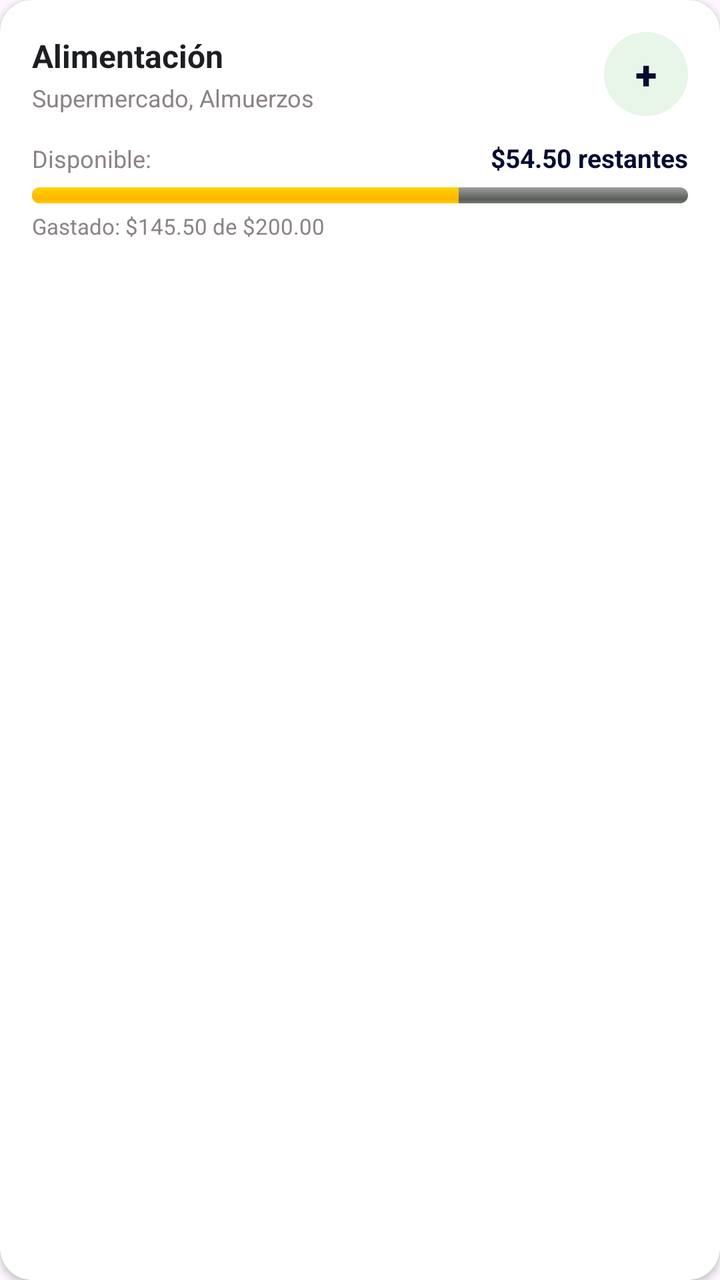
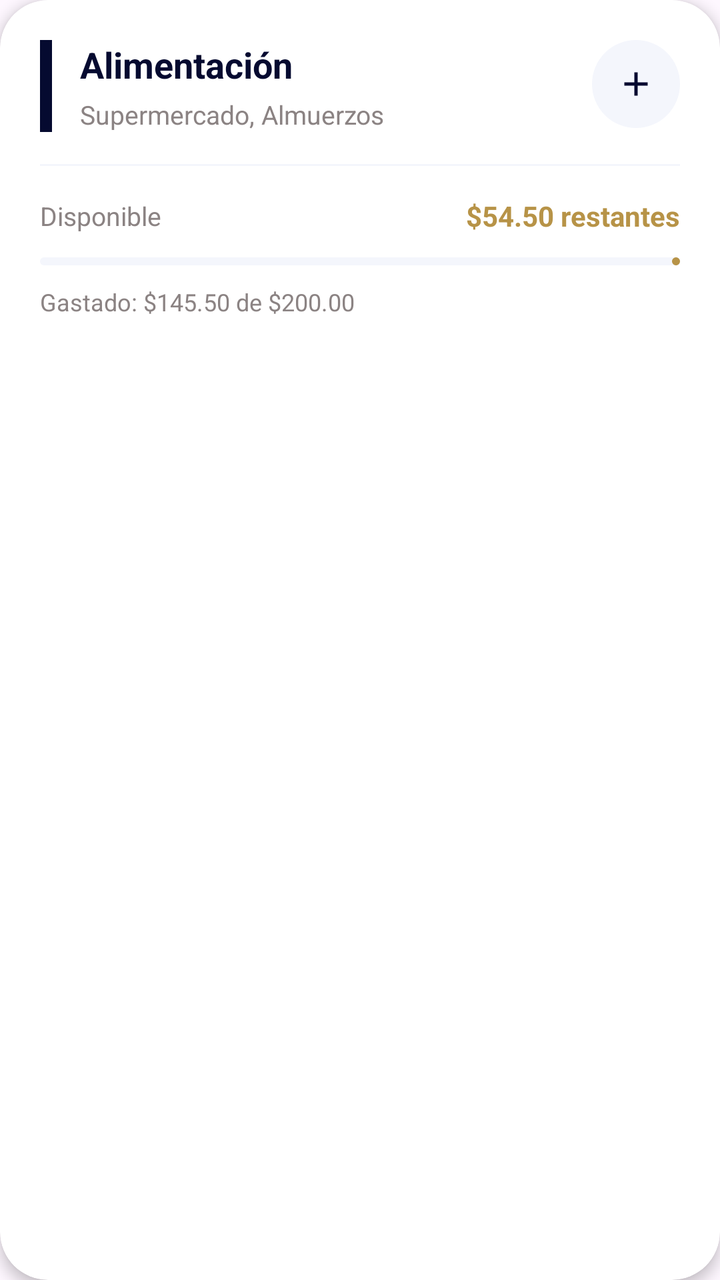

The first picture is an Android layout as it rendered before a commit; the second is the same layout after the commit. The layout source and the unified diff follow.
<!-- AndroidManifest.xml: application theme Theme.WalletApp -->
<!-- res/layout/item_categoria.xml -->
<?xml version="1.0" encoding="utf-8"?>
<androidx.cardview.widget.CardView
    xmlns:android="http://schemas.android.com/apk/res/android"
    xmlns:app="http://schemas.android.com/apk/res-auto"
    android:layout_width="match_parent"
    android:layout_height="wrap_content"
    android:layout_marginHorizontal="2dp"
    android:layout_marginVertical="6dp"
    app:cardCornerRadius="16dp"
    app:cardElevation="2dp"
    app:cardBackgroundColor="@color/card_background">

    <LinearLayout
        android:layout_width="match_parent"
        android:layout_height="wrap_content"
        android:orientation="vertical"
        android:padding="16dp">

        <LinearLayout
            android:layout_width="match_parent"
            android:layout_height="wrap_content"
            android:orientation="horizontal"
            android:gravity="center_vertical">

            <LinearLayout
                android:layout_width="0dp"
                android:layout_height="wrap_content"
                android:layout_weight="1"
                android:orientation="vertical">

                <TextView
                    android:id="@+id/tv_nombre_categoria"
                    android:layout_width="wrap_content"
                    android:layout_height="wrap_content"
                    android:text="Alimentación"
                    android:textSize="16sp"
                    android:textStyle="bold"
                    android:textColor="@color/text_primary" />

                <TextView
                    android:id="@+id/tv_tipo_categoria"
                    android:layout_width="wrap_content"
                    android:layout_height="wrap_content"
                    android:text="Supermercado, Almuerzos"
                    android:textSize="12sp"
                    android:textColor="@color/text_secondary"
                    android:layout_marginTop="2dp" />
            </LinearLayout>

            <com.google.android.material.button.MaterialButton
                android:id="@+id/btn_anadir_gasto"
                style="@style/Widget.Material3.Button.TonalButton"
                android:layout_width="42dp"
                android:layout_height="42dp"
                android:insetTop="0dp"
                android:insetBottom="0dp"
                android:insetLeft="0dp"
                android:insetRight="0dp"
                android:padding="0dp"
                android:text="+"
                android:textSize="20sp"
                android:textStyle="bold"
                app:cornerRadius="21dp"
                app:backgroundTint="#E8F5E9"
                android:textColor="@color/primary_emerald" />
        </LinearLayout>

        <LinearLayout
            android:layout_width="match_parent"
            android:layout_height="wrap_content"
            android:orientation="horizontal"
            android:layout_marginTop="12dp">

            <TextView
                android:layout_width="0dp"
                android:layout_height="wrap_content"
                android:layout_weight="1"
                android:text="Disponible:"
                android:textSize="12sp"
                android:textColor="@color/text_secondary" />

            <TextView
                android:id="@+id/tv_presupuesto_categoria"
                android:layout_width="wrap_content"
                android:layout_height="wrap_content"
                android:text="$54.50 restantes"
                android:textSize="13sp"
                android:textStyle="bold"
                android:textColor="@color/primary_emerald" />
        </LinearLayout>

        <ProgressBar
            android:id="@+id/pb_categoria_progreso"
            style="@style/Widget.AppCompat.ProgressBar.Horizontal"
            android:layout_width="match_parent"
            android:layout_height="8dp"
            android:layout_marginTop="6dp"
            android:max="100"
            android:progress="65"
            android:progressDrawable="@android:drawable/progress_horizontal"
            app:trackColor="#E0E0E0" />

        <TextView
            android:id="@+id/tv_gastado_info"
            android:layout_width="wrap_content"
            android:layout_height="wrap_content"
            android:text="Gastado: $145.50 de $200.00"
            android:textSize="11sp"
            android:textColor="@color/text_secondary"
            android:layout_marginTop="4dp" />

    </LinearLayout>
</androidx.cardview.widget.CardView>
<!-- resources referenced by this layout -->
<resources>
  <color name="card_background">#FFFFFF</color>
  <color name="primary_emerald">#050A30</color>
  <color name="text_primary">#1C1E21</color>
  <color name="text_secondary">#8B8383</color>
  <style name="Theme.WalletApp" parent="Base.Theme.WalletApp" />
  <style name="Base.Theme.WalletApp" parent="Theme.Material3.DayNight.NoActionBar">
          
          
      </style>
</resources>

<!-- the commit's change to res/layout/item_categoria.xml (unified diff, before → after) -->
@@ -1,113 +1,129 @@
 <?xml version="1.0" encoding="utf-8"?>
-<androidx.cardview.widget.CardView
+<com.google.android.material.card.MaterialCardView
     xmlns:android="http://schemas.android.com/apk/res/android"
     xmlns:app="http://schemas.android.com/apk/res-auto"
+    xmlns:tools="http://schemas.android.com/tools"
     android:layout_width="match_parent"
     android:layout_height="wrap_content"
-    android:layout_marginHorizontal="2dp"
-    android:layout_marginVertical="6dp"
-    app:cardCornerRadius="16dp"
-    app:cardElevation="2dp"
-    app:cardBackgroundColor="@color/card_background">
+    android:layout_marginHorizontal="6dp"
+    android:layout_marginVertical="8dp"
+    app:cardCornerRadius="24dp"
+    app:cardElevation="4dp"
+    app:strokeWidth="0dp"
+    app:cardBackgroundColor="@android:color/white">
 
-    <LinearLayout
+    <androidx.constraintlayout.widget.ConstraintLayout
         android:layout_width="match_parent"
         android:layout_height="wrap_content"
-        android:orientation="vertical"
-        android:padding="16dp">
+        android:padding="20dp">
 
-        <LinearLayout
+        <View
+            android:id="@+id/view_indicator"
+            android:layout_width="6dp"
+            android:layout_height="0dp"
+            android:background="#050A30"
+            app:layout_constraintBottom_toBottomOf="@+id/tv_tipo_categoria"
+            app:layout_constraintStart_toStartOf="parent"
+            app:layout_constraintTop_toTopOf="@+id/tv_nombre_categoria" />
+
+        <TextView
+            android:id="@+id/tv_nombre_categoria"
+            android:layout_width="0dp"
+            android:layout_height="wrap_content"
+            android:layout_marginStart="14dp"
+            android:layout_marginEnd="12dp"
+            android:text="Alimentación"
+            android:textColor="#050A30"
+            android:textSize="18sp"
+            android:textStyle="bold"
+            app:layout_constraintEnd_toStartOf="@+id/btn_anadir_gasto"
+            app:layout_constraintStart_toEndOf="@+id/view_indicator"
+            app:layout_constraintTop_toTopOf="parent" />
+
+        <TextView
+            android:id="@+id/tv_tipo_categoria"
+            android:layout_width="0dp"
+            android:layout_height="wrap_content"
+            android:layout_marginStart="14dp"
+            android:layout_marginTop="4dp"
+            android:layout_marginEnd="12dp"
+            android:text="Supermercado, Almuerzos"
+            android:textColor="#8B8383"
+            android:textSize="13sp"
+            app:layout_constraintEnd_toStartOf="@+id/btn_anadir_gasto"
+            app:layout_constraintStart_toEndOf="@+id/view_indicator"
+            app:layout_constraintTop_toBottomOf="@+id/tv_nombre_categoria" />
+
+        <com.google.android.material.button.MaterialButton
+            android:id="@+id/btn_anadir_gasto"
+            style="@style/Widget.Material3.Button.IconButton"
+            android:layout_width="44dp"
+            android:layout_height="44dp"
+            android:insetLeft="0dp"
+            android:insetTop="0dp"
+            android:insetRight="0dp"
+            android:insetBottom="0dp"
+            app:backgroundTint="#F4F6FC"
+            app:cornerRadius="22dp"
+            app:icon="@drawable/ic_add"
+            app:iconGravity="textStart"
+            app:iconTint="#050A30"
+            app:layout_constraintEnd_toEndOf="parent"
+            app:layout_constraintTop_toTopOf="parent"
+            tools:ignore="SpeakableTextPresentCheck,TouchTargetSizeCheck" />
+
+        <View
+            android:id="@+id/divider"
             android:layout_width="match_parent"
+            android:layout_height="1dp"
+            android:layout_marginTop="16dp"
+            android:background="#F4F6FC"
+            app:layout_constraintTop_toBottomOf="@+id/tv_tipo_categoria" />
+
+        <TextView
+            android:id="@+id/tv_label_disponible"
+            android:layout_width="wrap_content"
             android:layout_height="wrap_content"
-            android:orientation="horizontal"
-            android:gravity="center_vertical">
+            android:layout_marginTop="16dp"
+            android:text="Disponible"
+            android:textColor="#8B8383"
+            android:textSize="13sp"
+            app:layout_constraintStart_toStartOf="parent"
+            app:layout_constraintTop_toBottomOf="@+id/divider" />
 
-            <LinearLayout
-                android:layout_width="0dp"
-                android:layout_height="wrap_content"
-                android:layout_weight="1"
-                android:orientation="vertical">
+        <TextView
+            android:id="@+id/tv_presupuesto_categoria"
+            android:layout_width="wrap_content"
+            android:layout_height="wrap_content"
+            android:text="$54.50 restantes"
+            android:textColor="#B79347"
+            android:textSize="14sp"
+            android:textStyle="bold"
+            app:layout_constraintBottom_toBottomOf="@+id/tv_label_disponible"
+            app:layout_constraintEnd_toEndOf="parent"
+            app:layout_constraintTop_toTopOf="@+id/tv_label_disponible" />
 
-                <TextView
-                    android:id="@+id/tv_nombre_categoria"
-                    android:layout_width="wrap_content"
-                    android:layout_height="wrap_content"
-                    android:text="Alimentación"
-                    android:textSize="16sp"
-                    android:textStyle="bold"
-                    android:textColor="@color/text_primary" />
-
-                <TextView
-                    android:id="@+id/tv_tipo_categoria"
-                    android:layout_width="wrap_content"
-                    android:layout_height="wrap_content"
-                    android:text="Supermercado, Almuerzos"
-                    android:textSize="12sp"
-                    android:textColor="@color/text_secondary"
-                    android:layout_marginTop="2dp" />
-            </LinearLayout>
-
-            <com.google.android.material.button.MaterialButton
-                android:id="@+id/btn_anadir_gasto"
-                style="@style/Widget.Material3.Button.TonalButton"
-                android:layout_width="42dp"
-                android:layout_height="42dp"
-                android:insetTop="0dp"
-                android:insetBottom="0dp"
-                android:insetLeft="0dp"
-                android:insetRight="0dp"
-                android:padding="0dp"
-                android:text="+"
-                android:textSize="20sp"
-                android:textStyle="bold"
-                app:cornerRadius="21dp"
-                app:backgroundTint="#E8F5E9"
-                android:textColor="@color/primary_emerald" />
-        </LinearLayout>
-
-        <LinearLayout
+        <com.google.android.material.progressindicator.LinearProgressIndicator
+            android:id="@+id/pb_categoria_progreso"
             android:layout_width="match_parent"
-            android:layout_height="wrap_content"
-            android:orientation="horizontal"
-            android:layout_marginTop="12dp">
-
-            <TextView
-                android:layout_width="0dp"
-                android:layout_height="wrap_content"
-                android:layout_weight="1"
-                android:text="Disponible:"
-                android:textSize="12sp"
-                android:textColor="@color/text_secondary" />
-
-            <TextView
-                android:id="@+id/tv_presupuesto_categoria"
-                android:layout_width="wrap_content"
-                android:layout_height="wrap_content"
-                android:text="$54.50 restantes"
-                android:textSize="13sp"
-                android:textStyle="bold"
-                android:textColor="@color/primary_emerald" />
-        </LinearLayout>
-
-        <ProgressBar
-            android:id="@+id/pb_categoria_progreso"
-            style="@style/Widget.AppCompat.ProgressBar.Horizontal"
-            android:layout_width="match_parent"
-            android:layout_height="8dp"
-            android:layout_marginTop="6dp"
-            android:max="100"
-            android:progress="65"
-            android:progressDrawable="@android:drawable/progress_horizontal"
-            app:trackColor="#E0E0E0" />
+            android:layout_height="10dp"
+            android:layout_marginTop="12dp"
+            app:indicatorColor="#B79347"
+            app:layout_constraintTop_toBottomOf="@+id/tv_label_disponible"
+            app:trackColor="#F4F6FC"
+            app:trackCornerRadius="5dp" />
 
         <TextView
             android:id="@+id/tv_gastado_info"
             android:layout_width="wrap_content"
             android:layout_height="wrap_content"
+            android:layout_marginTop="10dp"
             android:text="Gastado: $145.50 de $200.00"
-            android:textSize="11sp"
-            android:textColor="@color/text_secondary"
-            android:layout_marginTop="4dp" />
+            android:textColor="#8B8383"
+            android:textSize="12sp"
+            app:layout_constraintBottom_toBottomOf="parent"
+            app:layout_constraintStart_toStartOf="parent"
+            app:layout_constraintTop_toBottomOf="@+id/pb_categoria_progreso" />
 
-    </LinearLayout>
-</androidx.cardview.widget.CardView>
+    </androidx.constraintlayout.widget.ConstraintLayout>
+</com.google.android.material.card.MaterialCardView>
<!-- resource entries referenced after the edit -->
@@ -1,9 +1,11 @@
 <!-- resources referenced by this layout -->
 <resources>
-  <color name="card_background">#FFFFFF</color>
-  <color name="primary_emerald">#050A30</color>
-  <color name="text_primary">#1C1E21</color>
-  <color name="text_secondary">#8B8383</color>
+  <!-- drawable ic_add (drawable) -->
+  <vector xmlns:android="http://schemas.android.com/apk/res/android" android:height="24dp" android:tint="#000000" android:viewportHeight="960" android:viewportWidth="960" android:width="24dp">
+        
+      <path android:fillColor="@android:color/white" android:pathData="M440,520L200,520L200,440L440,440L440,200L520,200L520,440L760,440L760,520L520,520L520,760L440,760L440,520Z"/>
+      
+  </vector>
   <style name="Theme.WalletApp" parent="Base.Theme.WalletApp" />
   <style name="Base.Theme.WalletApp" parent="Theme.Material3.DayNight.NoActionBar">
           
